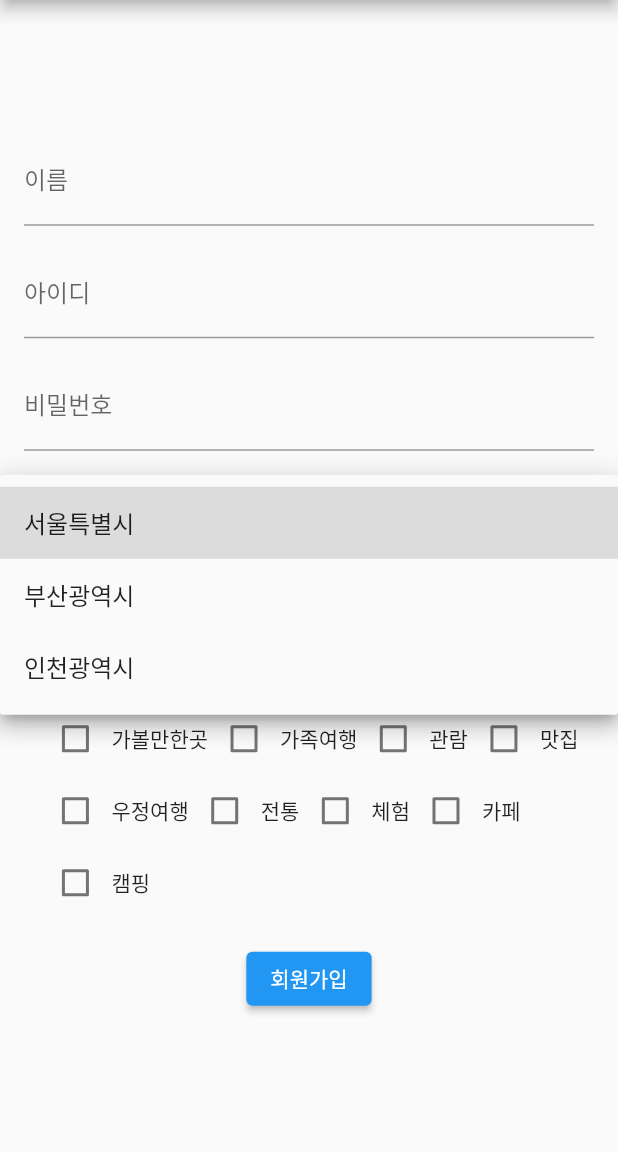
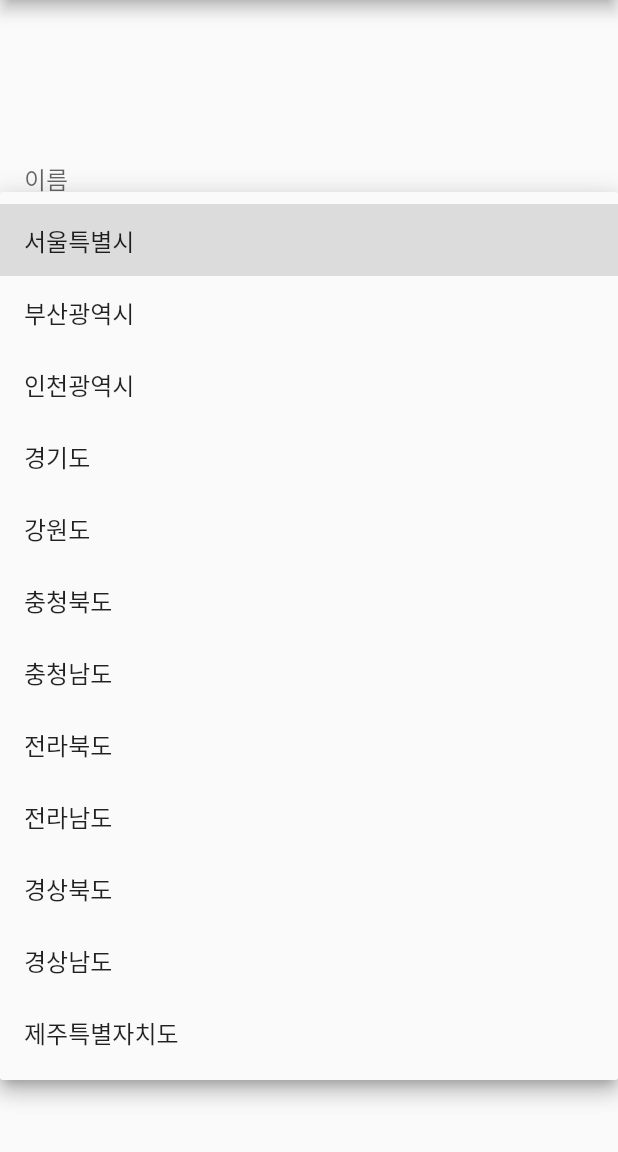
Before and after one commit to sb8919/travelplus_app, a Flutter app: the Join screen opened directly, after a tap on "관심지역 (시/도)", on a phone screen of 412 x 824 dp, the part 84-1236 px from its top. Run offline on Flutter 3.47's test engine with Material 2 defaults, Android fonts, the phone set to English and light mode, and no system bars; our stand-ins replace cached_network_image, dio, flutter_map, font_awesome_flutter, geolocator, latlong2; missing offline and left inert: mysql1; Roboto replaces fonts that are missing (JejuGothic).

Commit message:
관심지역 세부추가(회원가입, 정보수정)

```diff
--- a/lib/login/join.dart
+++ b/lib/login/join.dart
@@ -25,7 +25,8 @@ class _JoinState extends State<Join> {
 
     try {
       String region = selectedRegion1!; // 선택한 지역(시) 값을 저장합니다.
-      String interestsString = interests.join(', '); // 선택한 관심사들을 쉼표로 구분하여 문자열로 변환합니다.
+      String interestsString = interests.join(
+          ', '); // 선택한 관심사들을 쉼표로 구분하여 문자열로 변환합니다.
 
       if (selectedRegion2 != null) {
         region += ' ' + selectedRegion2!; // 선택한 지역(구) 값이 있다면 추가합니다.
@@ -41,7 +42,8 @@ class _JoinState extends State<Join> {
         Navigator.push(
           context,
           MaterialPageRoute(
-            builder: (context) => Login(
+            builder: (context) =>
+                Login(
                   name: name,
                   id: id,
                   password: password,
@@ -95,7 +97,8 @@ class _JoinState extends State<Join> {
       appBar: AppBar(
         title: Text(
           '회원가입 정보 입력',
-          style: Theme.of(context)
+          style: Theme
+              .of(context)
               .textTheme
               .headline6!
               .copyWith(color: Colors.black),
@@ -137,9 +140,7 @@ class _JoinState extends State<Join> {
                   labelText: '관심지역 (시/도)',
                 ),
                 items: <String>[
-                  '서울특별시',
-                  '부산광역시',
-                  '인천광역시',
+                  '서울특별시', '부산광역시', '인천광역시', '경기도', '강원도', '충청북도', '충청남도', '전라북도', '전라남도', '경상북도', '경상남도', '제주특별자치도',
                   // Add other city names
                 ].map<DropdownMenuItem<String>>((String value) {
                   return DropdownMenuItem<String>(
@@ -160,7 +161,8 @@ class _JoinState extends State<Join> {
                 decoration: InputDecoration(
                   labelText: '관심지역 (구/군)',
                 ),
-                items: getRegion2Items(selectedRegion1).map<DropdownMenuItem<String>>((String value) {
+                items: getRegion2Items(selectedRegion1).map<
+                    DropdownMenuItem<String>>((String value) {
                   return DropdownMenuItem<String>(
                     value: value,
                     child: Text(value),
@@ -232,70 +234,73 @@ class _JoinState extends State<Join> {
     if (selectedRegion1 == null) {
       return [];
     }
-
-    // Add region 2 items based on selected region 1
     if (selectedRegion1 == '서울특별시') {
       return [
-        '강남구',
-        '강동구',
-        '강북구',
-        '강서구',
-        '관악구',
-        '광진구',
-        '구로구',
-        '금천구',
-        '노원구',
-        '도봉구',
-        '동대문구',
-        '동작구',
-        '마포구',
-        '서대문구',
-        '서초구',
-        '성동구',
-        '성북구',
-        '송파구',
-        '양천구',
-        '영등포구',
-        '용산구',
-        '은평구',
-        '종로구',
-        '중구',
-        '중랑구'
+        '강남구', '강동구', '강북구', '강서구', '관악구', '광진구', '구로구', '금천구',
+        '노원구', '도봉구', '동대문구', '동작구', '마포구', '서대문구', '서초구', '성동구',
+        '성북구', '송파구', '양천구', '영등포구', '용산구', '은평구', '종로구', '중구', '중랑구'
       ];
     } else if (selectedRegion1 == '부산광역시') {
       return [
-        '강서구',
-        '금정구',
-        '기장군',
-        '남구',
-        '동구',
-        '동래구',
-        '부산진구',
-        '북구',
-        '사상구',
-        '사하구',
-        '서구',
-        '수영구',
-        '연제구',
-        '영도구',
-        '중구',
-        '해운대구'
+        '강서구', '금정구', '남구', '동구', '동래구', '부산진구', '북구', '사상구',
+        '사하구', '서구', '수영구', '연제구', '영도구', '중구', '해운대구'
       ];
     } else if (selectedRegion1 == '인천광역시') {
       return [
-        '강화군',
-        '계양구',
-        '남동구',
-        '동구',
-        '미추홀구',
-        '부평구',
-        '서구',
-        '연수구',
-        '옹진군',
-        '중구'
+        '강화군', '계양구', '남동구', '동구', '미추홀구', '부평구', '서구', '연수구',
+        '옹진군', '중구'
+      ];
+    } else if (selectedRegion1 == '경기도') {
+      return [
+        '가평군', '고양시', '과천시', '광명시', '광주시', '구리시', '군포시', '김포시',
+        '남양주시', '동두천시', '부천시', '성남시', '수원시', '시흥시', '안산시', '안성시',
+        '안양시', '양주시', '양평군', '여주시', '연천군', '오산시', '용인시', '의왕시',
+        '의정부시', '이천시', '파주시', '평택시', '포천시', '하남시', '화성시'
+      ];
+    } else if (selectedRegion1 == '강원도') {
+      return [
+        '강릉시', '고성군', '동해시', '삼척시', '속초시', '양구군', '양양군', '영월군',
+        '원주시', '인제군', '정선군', '철원군', '춘천시', '태백시', '평창군', '홍천군',
+        '화천군', '횡성군'
+      ];
+    } else if (selectedRegion1 == '충청북도') {
+      return [
+        '괴산군', '단양군', '보은군', '영동군', '옥천군', '음성군', '제천시', '진천군',
+        '청주시', '충주시'
+      ];
+    } else if (selectedRegion1 == '충청남도') {
+      return [
+        '계룡시', '공주시', '금산군', '논산시', '당진시', '보령시', '부여군', '서산시',
+        '서천군', '아산시', '예산군', '천안시', '청양군', '태안군', '홍성군'
+      ];
+    } else if (selectedRegion1 == '전라북도') {
+      return [
+        '고창군', '군산시', '김제시', '남원시', '무주군', '부안군', '순창군', '완주군',
+        '익산시', '임실군', '장수군', '전주시', '정읍시', '진안군'
+      ];
+    } else if (selectedRegion1 == '전라남도') {
+      return [
+        '강진군', '고흥군', '곡성군', '광양시', '구례군', '나주시', '담양군', '목포시',
+        '무안군', '보성군', '순천시', '신안군', '여수시', '영광군', '영암군', '완도군',
+        '장성군', '장흥군', '진도군', '함평군', '해남군', '화순군'
+      ];
+    } else if (selectedRegion1 == '경상북도') {
+      return [
+        '경산시', '경주시', '고령군', '구미시', '군위군', '김천시', '문경시', '봉화군',
+        '상주시', '성주군', '안동시', '영덕군', '영양군', '영주시', '영천시', '예천군',
+        '울릉군', '울진군', '의성군', '청도군', '청송군', '칠곡군', '포항시'
+      ];
+    } else if (selectedRegion1 == '경상남도') {
+      return [
+        '거제시', '거창군', '고성군', '김해시', '남해군', '밀양시', '사천시', '산청군',
+        '양산시', '의령군', '진주시', '창녕군', '창원시', '통영시', '하동군', '함안군',
+        '함양군', '합천군'
+      ];
+    } else if (selectedRegion1 == '제주특별자치도') {
+      return [
+        '서귀포시', '제주시'
       ];
     } else {
-      // Add other regions and their sub-regions
       return [];
     }
   }
--- a/lib/screen/profile/profile_update.dart
+++ b/lib/screen/profile/profile_update.dart
@@ -141,9 +141,59 @@ class _ProfileUpdateState extends State<ProfileUpdate> {
         '강화군', '계양구', '남동구', '동구', '미추홀구', '부평구', '서구', '연수구',
         '옹진군', '중구'
       ];
+    } else if (region1 == '경기도') {
+      return [
+        '가평군', '고양시', '과천시', '광명시', '광주시', '구리시', '군포시', '김포시',
+        '남양주시', '동두천시', '부천시', '성남시', '수원시', '시흥시', '안산시', '안성시',
+        '안양시', '양주시', '양평군', '여주시', '연천군', '오산시', '용인시', '의왕시',
+        '의정부시', '이천시', '파주시', '평택시', '포천시', '하남시', '화성시'
+      ];
+    } else if (region1 == '강원도') {
+      return [
+        '강릉시', '고성군', '동해시', '삼척시', '속초시', '양구군', '양양군', '영월군',
+        '원주시', '인제군', '정선군', '철원군', '춘천시', '태백시', '평창군', '홍천군',
+        '화천군', '횡성군'
+      ];
+    } else if (region1 == '충청북도') {
+      return [
+        '괴산군', '단양군', '보은군', '영동군', '옥천군', '음성군', '제천시', '진천군',
+        '청주시', '충주시'
+      ];
+    } else if (region1 == '충청남도') {
+      return [
+        '계룡시', '공주시', '금산군', '논산시', '당진시', '보령시', '부여군', '서산시',
+        '서천군', '아산시', '예산군', '천안시', '청양군', '태안군', '홍성군'
+      ];
+    } else if (region1 == '전라북도') {
+      return [
+        '고창군', '군산시', '김제시', '남원시', '무주군', '부안군', '순창군', '완주군',
+        '익산시', '임실군', '장수군', '전주시', '정읍시', '진안군'
+      ];
+    } else if (region1 == '전라남도') {
+      return [
+        '강진군', '고흥군', '곡성군', '광양시', '구례군', '나주시', '담양군', '목포시',
+        '무안군', '보성군', '순천시', '신안군', '여수시', '영광군', '영암군', '완도군',
+        '장성군', '장흥군', '진도군', '함평군', '해남군', '화순군'
+      ];
+    } else if (region1 == '경상북도') {
+      return [
+        '경산시', '경주시', '고령군', '구미시', '군위군', '김천시', '문경시', '봉화군',
+        '상주시', '성주군', '안동시', '영덕군', '영양군', '영주시', '영천시', '예천군',
+        '울릉군', '울진군', '의성군', '청도군', '청송군', '칠곡군', '포항시'
+      ];
+    } else if (region1 == '경상남도') {
+      return [
+        '거제시', '거창군', '고성군', '김해시', '남해군', '밀양시', '사천시', '산청군',
+        '양산시', '의령군', '진주시', '창녕군', '창원시', '통영시', '하동군', '함안군',
+        '함양군', '합천군'
+      ];
+    } else if (region1 == '제주특별자치도') {
+      return [
+        '서귀포시', '제주시'
+      ];
+    } else {
+      return [];
     }
-    // Add other regions
-    return [];
   }
 
   Widget buildInterestCheckbox(String title) {
@@ -212,9 +262,7 @@ class _ProfileUpdateState extends State<ProfileUpdate> {
                   labelText: '관심지역 (시/도)',
                 ),
                 items: <String>[
-                  '서울특별시',
-                  '부산광역시',
-                  '인천광역시',
+                  '서울특별시', '부산광역시', '인천광역시', '경기도', '강원도', '충청북도', '충청남도', '전라북도', '전라남도', '경상북도', '경상남도', '제주특별자치도',
                   // Add other regions
                 ].map<DropdownMenuItem<String>>((String value) {
                   return DropdownMenuItem<String>(
```
Lines whose indentation alone changed are shown as unchanged.
